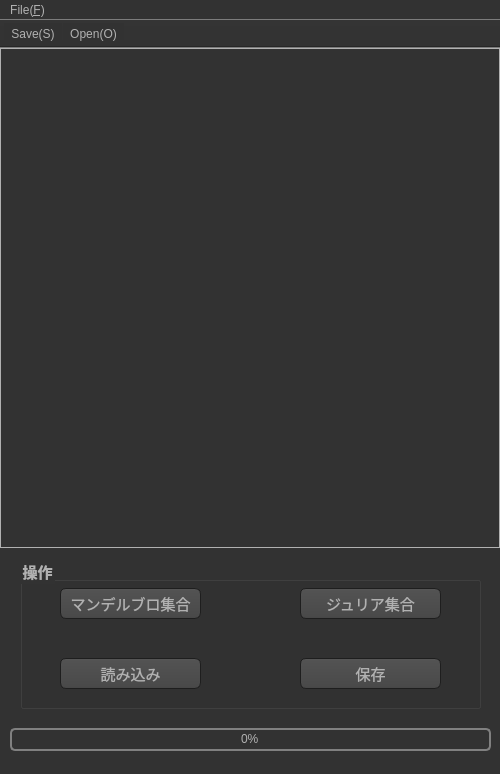
Qt form fractal_form.ui (NakaiAki/mandelGit) before a commit.
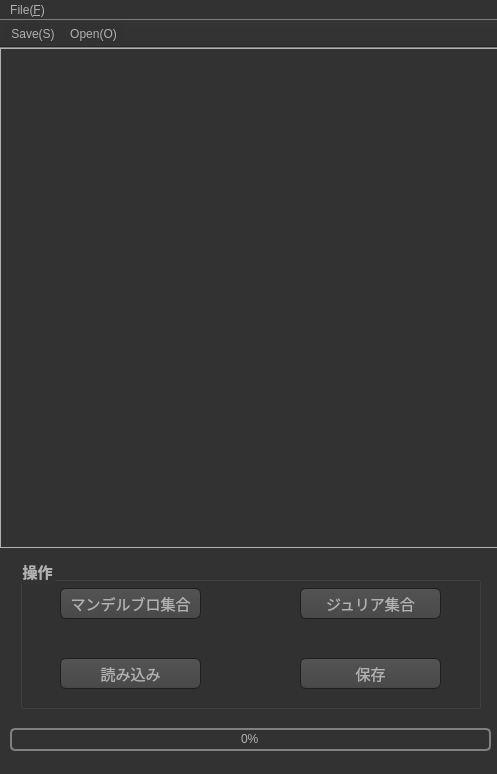
The same form after that commit. Icons and pictures are not drawn.

```diff
--- a/fractal_form.ui
+++ b/fractal_form.ui
@@ -6,7 +6,7 @@
    <rect>
     <x>0</x>
     <y>0</y>
-    <width>500</width>
+    <width>497</width>
     <height>774</height>
    </rect>
   </property>
@@ -16,6 +16,18 @@
     <verstretch>0</verstretch>
    </sizepolicy>
   </property>
+  <property name="minimumSize">
+   <size>
+    <width>497</width>
+    <height>774</height>
+   </size>
+  </property>
+  <property name="maximumSize">
+   <size>
+    <width>497</width>
+    <height>774</height>
+   </size>
+  </property>
   <property name="windowTitle">
    <string>マンデルブロ・ジュリア描画</string>
   </property>
@@ -680,7 +692,7 @@
     <rect>
      <x>0</x>
      <y>0</y>
-     <width>500</width>
+     <width>497</width>
      <height>21</height>
     </rect>
    </property>
```
Left out of the diff: 14 changed lines with no effect on the pictures.
